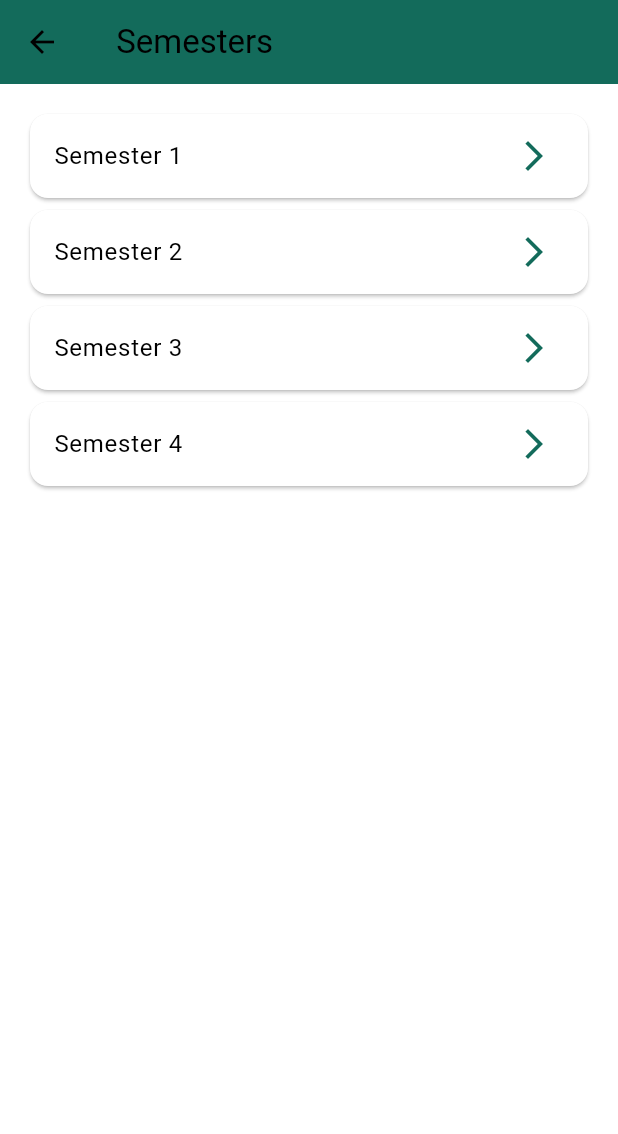
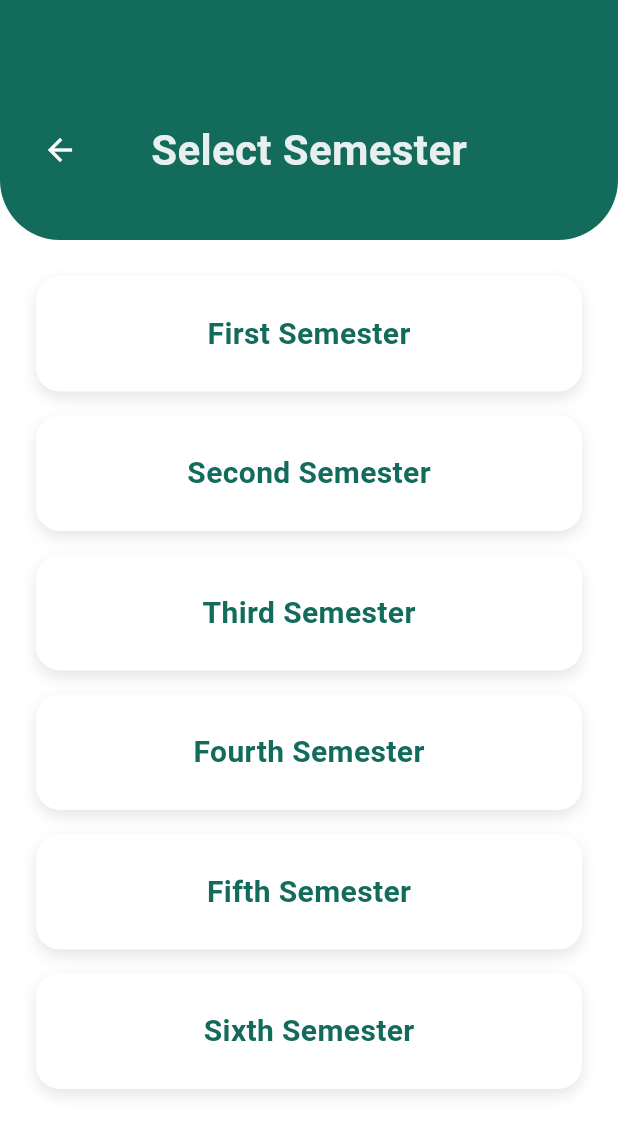
Before and after one commit to FantomAtom/Syllabuddy, a Flutter app: the SemesterScreen screen opened directly with empty values, on a phone screen of 412 x 824 dp. Shown: the top 1134 px of the screen. Run offline on Flutter 3.47's test engine with Material 3 defaults, Android fonts, the light colour scheme and no system bars.

Commit message:
Semester screen modified

```diff
--- a/lib/screens/semester_screen.dart
+++ b/lib/screens/semester_screen.dart
@@ -1,33 +1,81 @@
-// lib/screens/semester_screen.dart
 import 'package:flutter/material.dart';
-import 'package:syllabuddy/screens/subject_screen.dart';
+import '../widgets/option_card.dart';
+import 'subject_screen.dart';
 
 class SemesterScreen extends StatelessWidget {
   final String courseLevel;
   final String department;
   final String year;
-  const SemesterScreen({Key? key, required this.courseLevel, required this.department, required this.year}) : super(key: key);
+
+  const SemesterScreen({
+    Key? key,
+    required this.courseLevel,
+    required this.department,
+    required this.year,
+  }) : super(key: key);
 
   @override
   Widget build(BuildContext context) {
     final primary = Theme.of(context).primaryColor;
-    final sems = ['Semester 1', 'Semester 2', 'Semester 3', 'Semester 4'];
+    final sems = [
+      'First Semester',
+      'Second Semester',
+      'Third Semester',
+      'Fourth Semester',
+      'Fifth Semester',
+      'Sixth Semester'
+    ];
 
     return Scaffold(
-      appBar: AppBar(
-        title: Text('$year Semesters'),
-        backgroundColor: primary,
+      body: Column(
+        children: [
+          // Top curved banner with back button
+          ClipRRect(
+            borderRadius: const BorderRadius.only(
+              bottomLeft: Radius.circular(40),
+              bottomRight: Radius.circular(40),
             ),
-      body: ListView.builder(
-        padding: const EdgeInsets.all(16),
-        itemCount: sems.length,
-        itemBuilder: (_, i) {
-          final sem = sems[i];
-          return Card(
-            child: ListTile(
-              title: Text(sem),
-              trailing: Icon(Icons.arrow_forward_ios, color: primary),
-              onTap: () => Navigator.push(
+            child: Container(
+              width: double.infinity,
+              color: primary,
+              padding: const EdgeInsets.only(top: 80, bottom: 40),
+              child: Stack(
+                children: [
+                  Align(
+                    alignment: Alignment.center,
+                    child: Text(
+                      'Select Semester',
+                      style: TextStyle(
+                        fontSize: 28,
+                        fontWeight: FontWeight.bold,
+                        color: Colors.white.withOpacity(0.9),
+                      ),
+                    ),
+                  ),
+                  Positioned(
+                    left: 16,
+                    top: 0,
+                    bottom: 0,
+                    child: IconButton(
+                      icon: const Icon(Icons.arrow_back, color: Colors.white),
+                      onPressed: () => Navigator.pop(context),
+                    ),
+                  ),
+                ],
+              ),
+            ),
+          ),
+
+          // Semester options
+          Expanded(
+            child: Padding(
+              padding: const EdgeInsets.symmetric(horizontal: 24, vertical: 16),
+              child: ListView(
+                children: sems.map((sem) {
+                  return OptionCard(
+                    title: sem,
+                    onTap: () {
+                      Navigator.push(
                         context,
                         MaterialPageRoute(
                           builder: (_) => SubjectScreen(
@@ -36,10 +84,14 @@ class SemesterScreen extends StatelessWidget {
                             semester: sem,
                           ),
                         ),
+                      );
+                    },
+                  );
+                }).toList(),
               ),
             ),
-          );
-        },
+          ),
+        ],
       ),
     );
   }
```
Lines whose indentation alone changed are shown as unchanged.
